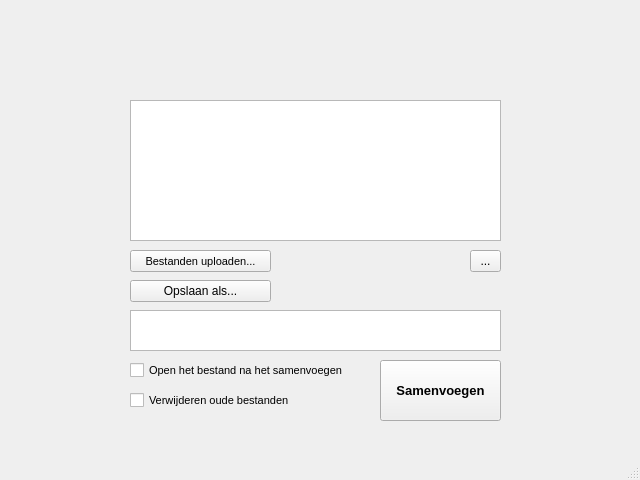
Old version of the form ui_files/main_window.ui in the repository jebr/MergePDF.
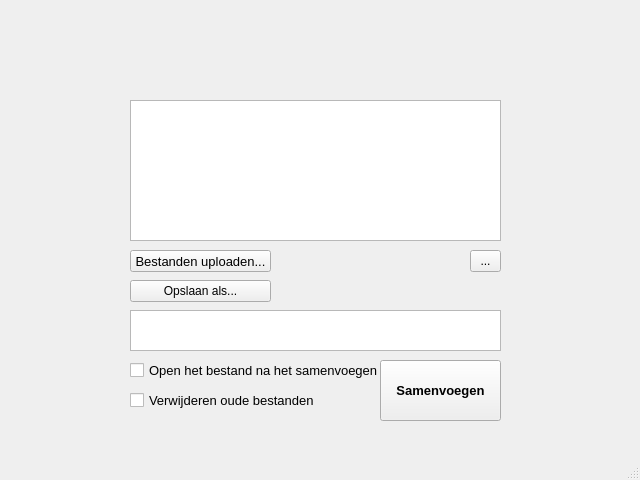
New version of the form.

```diff
--- a/ui_files/main_window.ui
+++ b/ui_files/main_window.ui
@@ -48,7 +48,7 @@
     </property>
     <property name="font">
      <font>
-      <pointsize>8</pointsize>
+      <pointsize>10</pointsize>
      </font>
     </property>
     <property name="text">
@@ -82,7 +82,7 @@
     </property>
     <property name="font">
      <font>
-      <pointsize>8</pointsize>
+      <pointsize>10</pointsize>
      </font>
     </property>
     <property name="text">
@@ -168,7 +168,7 @@
     </property>
     <property name="font">
      <font>
-      <pointsize>8</pointsize>
+      <pointsize>10</pointsize>
      </font>
     </property>
     <property name="text">
```
Left out of the diff: 6 changed lines with no effect on the pictures.
